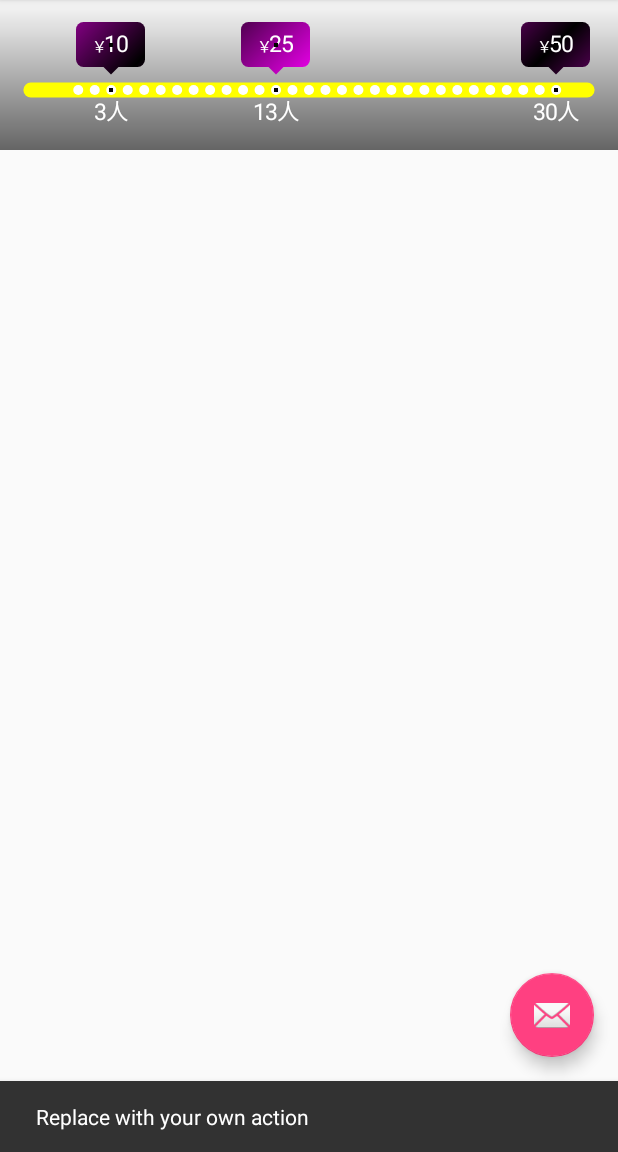
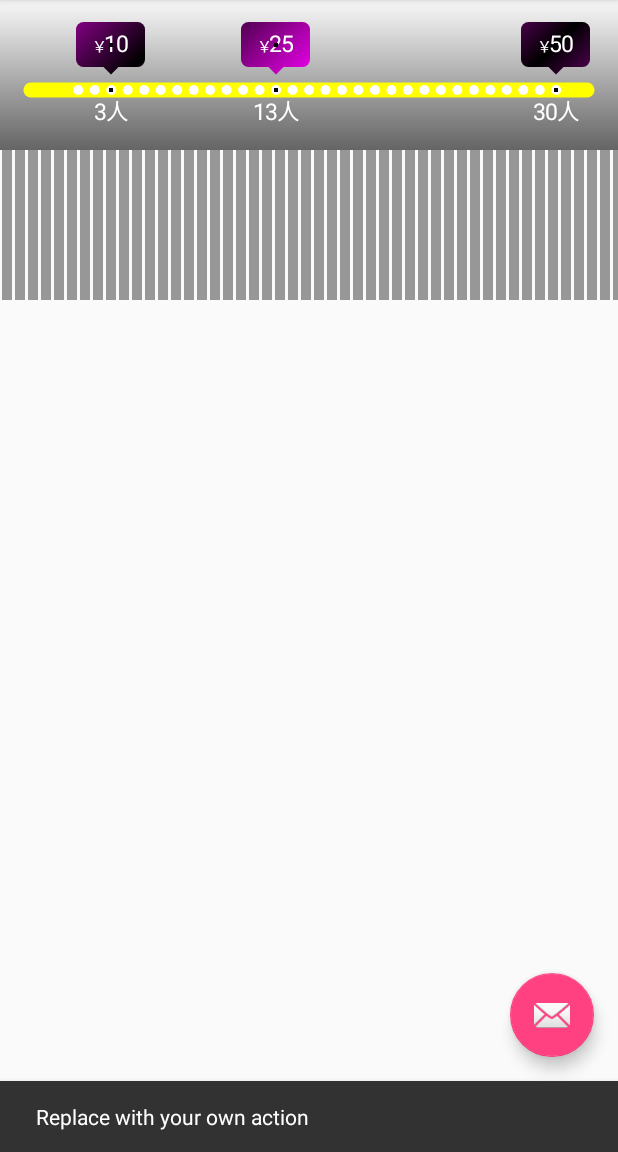
Before and after one commit to dyzs/utils, an Android app: the screen it shows after launch (MainActivity), after a tap on an icon or button, on a phone screen of 412 x 824 dp, the part 84-1236 px from its top. Run offline under Robolectric (Android 15) with nearby library versions, the phone set to English and light mode, and no system bars.

Commit message:
dotted line add TypedArray

```diff
--- a/common/src/main/java/com/dyzs/common/ui/DottedLine.java
+++ b/common/src/main/java/com/dyzs/common/ui/DottedLine.java
@@ -1,6 +1,7 @@
 package com.dyzs.common.ui;
 
 import android.content.Context;
+import android.content.res.TypedArray;
 import android.graphics.Canvas;
 import android.graphics.DashPathEffect;
 import android.graphics.Paint;
@@ -13,7 +14,8 @@ import android.view.View;
 import com.dyzs.common.R;
 
 /**
- * Created by maidou on 2018/1/2.
+ * @author dyzs
+ * Created on 2018/1/2.
  */
 
 public class DottedLine extends View{
@@ -22,7 +24,9 @@ public class DottedLine extends View{
     private float mDashWidth = 10f;
     private int mType = 0;// 0 vertical, 1 horizontal
     private Paint mPaint;
+    private Path mPath;
     private float mWidth, mHeight;
+    private int mDotColor = R.color.colorPrimary;
     public DottedLine(Context context) {
         this(context, null);
     }
@@ -34,16 +38,20 @@ public class DottedLine extends View{
     public DottedLine(Context context, AttributeSet attrs, int defStyleAttr) {
         super(context, attrs, defStyleAttr);
         mCtx = context;
-        initialized(attrs, defStyleAttr);
+        initialized(context, attrs, defStyleAttr);
     }
 
-    private void initialized(AttributeSet attrs, int defStyleAttr) {
+    private void initialized(Context context, AttributeSet attrs, int defStyleAttr) {
+        TypedArray ta = context.obtainStyledAttributes(attrs, R.styleable.DottedLine);
+        mType = ta.getInteger(R.styleable.DottedLine_lineType, 0);
+        mDotColor = ta.getColor(R.styleable.DottedLine_lineDotColor, ContextCompat.getColor(mCtx, R.color.oxygen_grey));
+        ta.recycle();
+
         mPaint = new Paint();
         mPaint.setAntiAlias(true);
         mPaint.setStyle(Paint.Style.STROKE);
         mPaint.setStrokeWidth(5);
-        mPaint.setColor(ContextCompat.getColor(mCtx, R.color.oxygen_grey));
-
+        mPaint.setColor(mDotColor);
         PathEffect effects = new DashPathEffect(new float[] { 0, 3, 10, 0}, 1);
         mPaint.setPathEffect(effects);
     }
@@ -59,30 +67,25 @@ public class DottedLine extends View{
     @Override
     protected void onDraw(Canvas canvas) {
         super.onDraw(canvas);
+        drawDash(canvas);
+    }
+
+    private void drawDash(Canvas canvas) {
+        mPath = new Path();
         switch (mType) {
             case 0:
-                drawDashVertical(canvas);
+                mPaint.setStrokeWidth(mWidth);
+                mPath.moveTo(mWidth / 2, 0);
+                mPath.lineTo(mWidth / 2, mHeight);
                 break;
             case 1:
-                drawDashHorizontal(canvas);
+                mPaint.setStrokeWidth(mHeight);
+                mPath = new Path();
+                mPath.moveTo(0, mHeight / 2);
+                mPath.lineTo(mWidth, mHeight / 2);
                 break;
         }
-    }
-
-    private void drawDashVertical(Canvas canvas) {
-        mPaint.setStrokeWidth(mWidth);
-        Path path = new Path();
-        path.moveTo(mWidth / 2, 0);
-        path.lineTo(mWidth / 2, mHeight);
-        canvas.drawPath(path, mPaint);
-    }
-
-    private void drawDashHorizontal(Canvas canvas) {
-        mPaint.setStrokeWidth(mHeight);
-        Path path = new Path();
-        path.moveTo(0, mHeight / 2);
-        path.lineTo(mWidth, mHeight / 2);
-        canvas.drawPath(path, mPaint);
+        canvas.drawPath(mPath, mPaint);
     }
 
     public void setType(int type) {
--- a/common/src/main/res/layout/content_main.xml
+++ b/common/src/main/res/layout/content_main.xml
@@ -9,10 +9,23 @@
     tools:showIn="@layout/app_bar_main"
     tools:context=".test.activity.MainActivity">
 
-    <com.dyzs.common.ui.MultiPlayerView
+    <LinearLayout
         android:layout_width="match_parent"
-        android:layout_height="100dp"
-        android:background="@drawable/shape_gradient_mask"
-        />
+        android:layout_height="match_parent"
+        android:orientation="vertical"
+        >
+        <com.dyzs.common.ui.MultiPlayerView
+            android:layout_width="match_parent"
+            android:layout_height="100dp"
+            android:background="@drawable/shape_gradient_mask"
+            />
+
+        <com.dyzs.common.ui.DottedLine
+            android:layout_width="match_parent"
+            android:layout_height="100dp"
+            app:lineType="1"
+            />
+    </LinearLayout>
+
 
 </android.support.constraint.ConstraintLayout>
--- a/common/src/main/res/values/attrs.xml
+++ b/common/src/main/res/values/attrs.xml
@@ -5,4 +5,9 @@
         <attr name="min_score" format="integer"/>
         <attr name="broken_line_color" format="color"/>
     </declare-styleable>
+
+    <declare-styleable name="DottedLine">
+        <attr name="lineType" format="integer"/>
+        <attr name="lineDotColor" format="color"/>
+    </declare-styleable>
 </resources>
```
